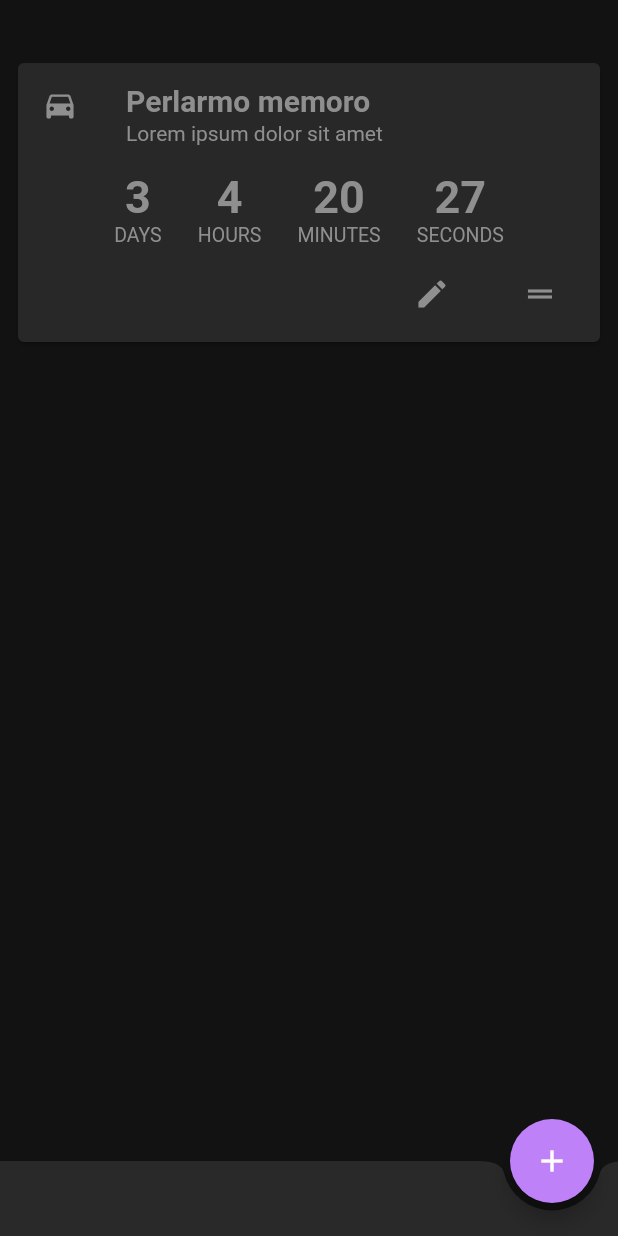
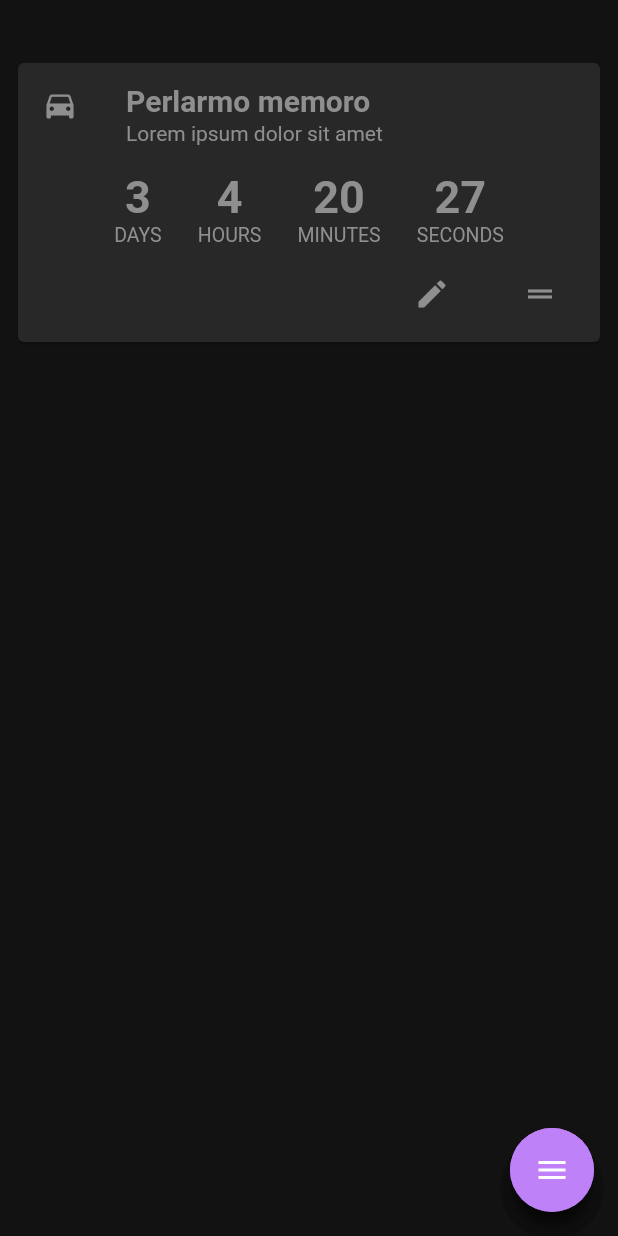
Before and after one commit to t0ffifee/countr, a Flutter app: the screen it shows after launch, on a phone screen of 412 x 824 dp. Run offline on Flutter 3.47's test engine with Material 2 defaults, Android fonts, the phone set to English and light mode, and no system bars.

Commit message:
added a better FAB

```diff
--- /dev/null
+++ b/lib/fancy_fab.dart
@@ -0,0 +1,162 @@
+import 'package:countdown_app/countdown_page.dart';
+import 'package:flutter/material.dart';
+
+Color ligthPurple = Color.fromRGBO(190, 129, 248, 1);
+
+class FancyFab extends StatefulWidget {
+  final Function() onPressed;
+  final String tooltip;
+  final IconData icon;
+
+  FancyFab({this.onPressed, this.tooltip, this.icon});
+
+  @override
+  _FancyFabState createState() => _FancyFabState();
+}
+
+class _FancyFabState extends State<FancyFab>
+    with SingleTickerProviderStateMixin {
+  bool isOpened = false;
+  AnimationController _animationController;
+  Animation<Color> _buttonColor;
+  Animation<double> _animateIcon;
+  Animation<double> _translateButton;
+  Curve _curve = Curves.easeOut;
+  double _fabHeight = 56.0;
+
+  @override
+  initState() {
+    _animationController =
+        AnimationController(vsync: this, duration: Duration(milliseconds: 500))
+          ..addListener(() {
+            setState(() {});
+          });
+    _animateIcon =
+        Tween<double>(begin: 0.0, end: 1.0).animate(_animationController);
+    _buttonColor = ColorTween(
+      begin: lightPurple,
+      end: Colors.red.withAlpha(100),
+    ).animate(CurvedAnimation(
+      parent: _animationController,
+      curve: Interval(
+        0.00,
+        1.00,
+        curve: Curves.linear,
+      ),
+    ));
+    _translateButton = Tween<double>(
+      begin: _fabHeight,
+      end: -14.0,
+    ).animate(CurvedAnimation(
+      parent: _animationController,
+      curve: Interval(
+        0.0,
+        0.75,
+        curve: _curve,
+      ),
+    ));
+    super.initState();
+  }
+
+  @override
+  dispose() {
+    _animationController.dispose();
+    super.dispose();
+  }
+
+  animate() {
+    if (!isOpened) {
+      _animationController.forward();
+    } else {
+      _animationController.reverse();
+    }
+    isOpened = !isOpened;
+  }
+
+  Widget add() {
+    return Container(
+      child: FloatingActionButton(
+        backgroundColor: ligthPurple.withAlpha(150),
+        onPressed: () {
+          print("Add event pressed");
+        },
+        tooltip: 'Add event',
+        child: Icon(Icons.add),
+      ),
+    );
+  }
+
+  Widget settings() {
+    return Container(
+      child: FloatingActionButton(
+        backgroundColor: ligthPurple.withAlpha(150),
+        onPressed: () {
+          print("Settings pressed");
+        },
+        tooltip: 'Settings',
+        child: Icon(Icons.settings),
+      ),
+    );
+  }
+
+  Widget inbox() {
+    return Container(
+      child: FloatingActionButton(
+        backgroundColor: ligthPurple.withAlpha(150),
+        onPressed: () {
+          print("Inbox pressed");
+        },
+        tooltip: 'Inbox',
+        child: Icon(Icons.inbox),
+      ),
+    );
+  }
+
+  Widget toggle() {
+    return Container(
+      child: FloatingActionButton(
+        backgroundColor: _buttonColor.value,
+        onPressed: animate,
+        tooltip: 'Toggle',
+        child: AnimatedIcon(
+          icon: AnimatedIcons.menu_close,
+          progress: _animateIcon,
+        ),
+      ),
+    );
+  }
+
+  @override
+  Widget build(BuildContext context) {
+    return Column(
+      mainAxisAlignment: MainAxisAlignment.end,
+      children: <Widget>[
+        Transform(
+          transform: Matrix4.translationValues(
+            0.0,
+            _translateButton.value * 3.0,
+            0.0,
+          ),
+          child: inbox(),
+        ),
+        Transform(
+          transform: Matrix4.translationValues(
+            0.0,
+            _translateButton.value * 2.0,
+            0.0,
+          ),
+          child: settings(),
+        ),
+        Transform(
+          transform: Matrix4.translationValues(
+            0.0,
+            _translateButton.value,
+            0.0,
+          ),
+          child: add(),
+        ),
+        toggle(),
+      ],
+    );
+  }
+}
--- a/lib/main.dart
+++ b/lib/main.dart
@@ -2,6 +2,7 @@
 import 'package:countdown_app/countdown_page.dart';
 import 'package:countdown_app/create_page.dart';
 import 'package:flutter/material.dart';
+import 'package:countdown_app/fancy_fab.dart';
 
 // Dit moet even in een apart bestand gedaan worden volgens mij met CONSTANTS
 Color ligthPurple = Color.fromRGBO(190, 129, 248, 1);
@@ -42,14 +43,8 @@ class MyAppState extends State<MyApp> {
           ),
         ),
         backgroundColor: backgroundBlack,
-        floatingActionButton: fab(context),
-        bottomNavigationBar: BottomAppBar(
-          color: lighterBlackOne,
-          child: Container(height: 50.0),
-          notchMargin: 5, // Dit bepaalt de afstand tussen FAB en bottomNavBar
-          shape: CircularNotchedRectangle(),
-        ),
-        floatingActionButtonLocation: FloatingActionButtonLocation.endDocked,
+        floatingActionButton: FancyFab(),
+        floatingActionButtonLocation: FloatingActionButtonLocation.endFloat,
       ),
     );
   }
```
